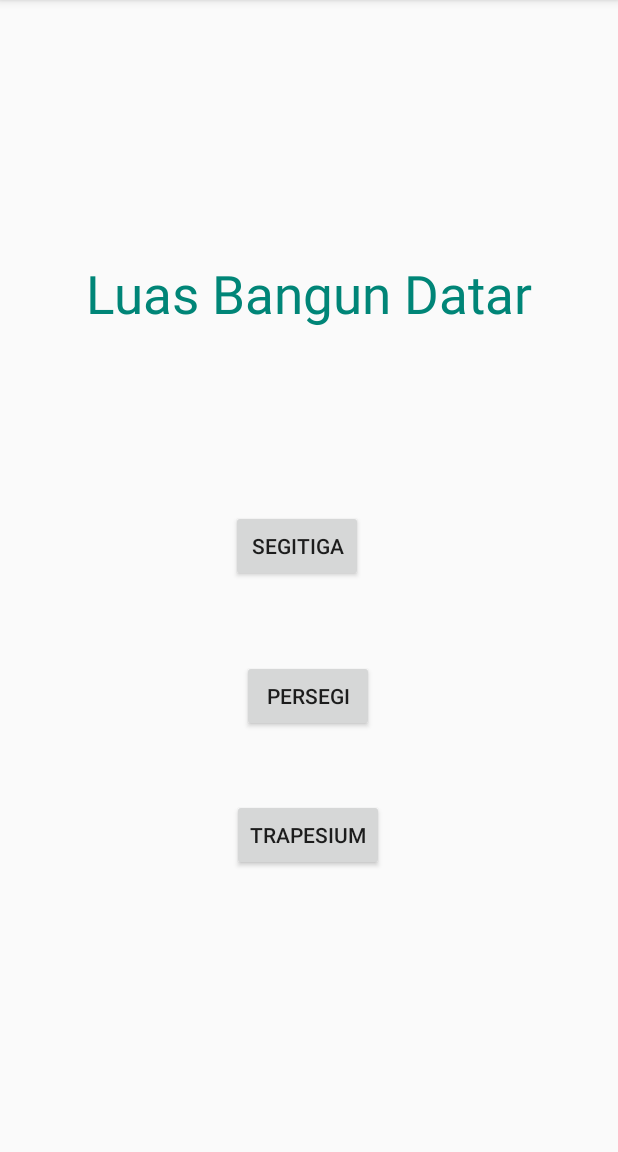
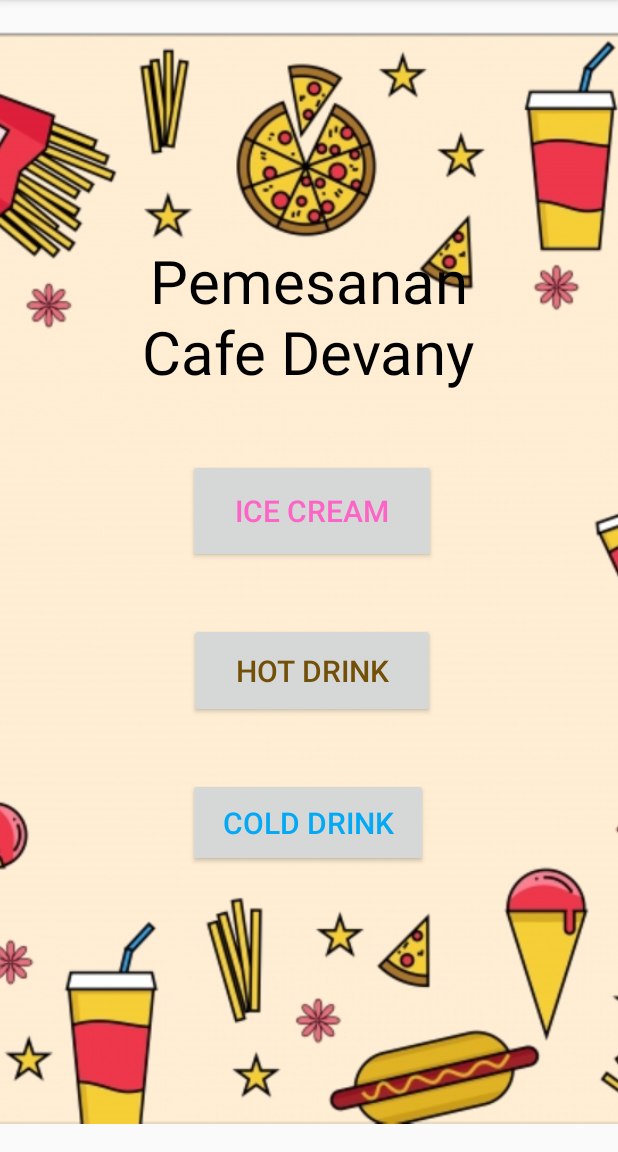
Before and after one commit to CesarDarryl/MidProject, an Android app: the screen it shows after launch (MainActivity), on a phone screen of 412 x 824 dp, the part 84-1236 px from its top. Run offline under Robolectric (Android 15) with nearby library versions, the phone set to English and light mode, and no system bars.

Commit message:
Ganti Tema Pesan Makanan

```diff
--- a/app/src/main/java/com/example/midproject/MainActivity.java
+++ b/app/src/main/java/com/example/midproject/MainActivity.java
@@ -13,12 +13,12 @@ public class MainActivity extends AppCompatActivity {
         setContentView(R.layout.activity_main);
     }
 
-    public void Persegi(View view) {
+    public void Pizza(View view) {
     }
 
-    public void Segitiga(View view) {
+    public void Soda(View view) {
     }
 
-    public void Trapesium(View view) {
+    public void EsKrim(View view) {
     }
 }
--- a/app/src/main/res/layout/activity_main.xml
+++ b/app/src/main/res/layout/activity_main.xml
@@ -6,54 +6,77 @@
     android:layout_height="match_parent"
     tools:context=".MainActivity">
 
+    <ImageView
+        android:id="@+id/imageView4"
+        android:layout_width="728dp"
+        android:layout_height="1026dp"
+        app:layout_constraintBottom_toBottomOf="parent"
+        app:layout_constraintEnd_toEndOf="parent"
+        app:layout_constraintStart_toStartOf="parent"
+        app:layout_constraintTop_toTopOf="parent"
+        app:srcCompat="@drawable/bg" />
+
     <TextView
         android:id="@+id/Text"
-        android:layout_width="wrap_content"
-        android:layout_height="wrap_content"
-        android:layout_marginTop="172dp"
-        android:text="Luas Bangun Datar"
-        android:textColor="@color/colorPrimary"
-        android:textSize="35dp"
+        android:layout_width="278dp"
+        android:layout_height="106dp"
+        android:layout_marginTop="160dp"
+        android:text="Pemesanan Cafe Devany"
+        android:textAlignment="center"
+        android:textColor="#000000"
+        android:textSize="40dp"
         app:layout_constraintEnd_toEndOf="parent"
+        app:layout_constraintHorizontal_bias="0.496"
         app:layout_constraintStart_toStartOf="parent"
         app:layout_constraintTop_toTopOf="parent" />
 
     <Button
-        android:id="@+id/Segitiga"
+        android:id="@+id/IceCream"
+        android:layout_width="165dp"
+        android:layout_height="69dp"
+        android:layout_marginTop="40dp"
+        android:shadowColor="#4DCCFA"
+        android:text="Ice Cream"
+        android:textColor="#FC64C6"
+        android:textColorHighlight="#003CFD12"
+        android:textColorHint="#00C9A00C"
+        android:textSize="20sp"
+        app:layout_constraintEnd_toEndOf="parent"
+        app:layout_constraintHorizontal_bias="0.507"
+        app:layout_constraintStart_toStartOf="parent"
+        app:layout_constraintTop_toBottomOf="@+id/Text" />
+
+    <androidx.constraintlayout.widget.Guideline
+        android:id="@+id/guideline2"
         android:layout_width="wrap_content"
         android:layout_height="wrap_content"
-        android:layout_marginBottom="380dp"
-        android:onClick="Segitiga"
-        android:text="Segitiga"
-        app:layout_constraintBottom_toBottomOf="parent"
-        app:layout_constraintEnd_toEndOf="parent"
-        app:layout_constraintHorizontal_bias="0.476"
-        app:layout_constraintStart_toStartOf="parent" />
+        android:orientation="vertical"
+        app:layout_constraintGuide_percent="0.5" />
 
     <Button
-        android:id="@+id/button2"
-        android:layout_width="wrap_content"
-        android:layout_height="wrap_content"
-        android:layout_marginTop="52dp"
-        android:onClick="Persegi"
-        android:text="Persegi"
+        android:id="@+id/HotDrink"
+        android:layout_width="164dp"
+        android:layout_height="63dp"
+        android:layout_marginTop="40dp"
+        android:text="Hot Drink"
+        android:textColor="#725008"
+        android:textSize="20sp"
+        app:layout_constraintEnd_toEndOf="parent"
+        app:layout_constraintHorizontal_bias="0.509"
+        app:layout_constraintStart_toStartOf="parent"
+        app:layout_constraintTop_toBottomOf="@+id/IceCream" />
+
+    <Button
+        android:id="@+id/ColdDrink"
+        android:layout_width="160dp"
+        android:layout_height="59dp"
+        android:layout_marginTop="40dp"
+        android:text="Cold Drink"
+        android:textColor="#03A9F4"
+        android:textSize="20sp"
         app:layout_constraintEnd_toEndOf="parent"
         app:layout_constraintHorizontal_bias="0.498"
         app:layout_constraintStart_toStartOf="parent"
-        app:layout_constraintTop_toBottomOf="@+id/Segitiga" />
-
-    <Button
-        android:id="@+id/button3"
-        android:layout_width="wrap_content"
-        android:layout_height="wrap_content"
-        android:layout_marginStart="4dp"
-        android:text="Trapesium"
-        android:onClick="Trapesium"
-        app:layout_constraintBottom_toBottomOf="parent"
-        app:layout_constraintEnd_toEndOf="parent"
-        app:layout_constraintHorizontal_bias="0.491"
-        app:layout_constraintStart_toStartOf="parent"
-        app:layout_constraintTop_toBottomOf="@+id/button2"
-        app:layout_constraintVertical_bias="0.193" />
+        app:layout_constraintTop_toBottomOf="@+id/HotDrink" />
 
 </androidx.constraintlayout.widget.ConstraintLayout>
```
Also changed, not shown: app/src/main/res/drawable/background.jpg (added), app/src/main/res/drawable/bg.jpg (added).
